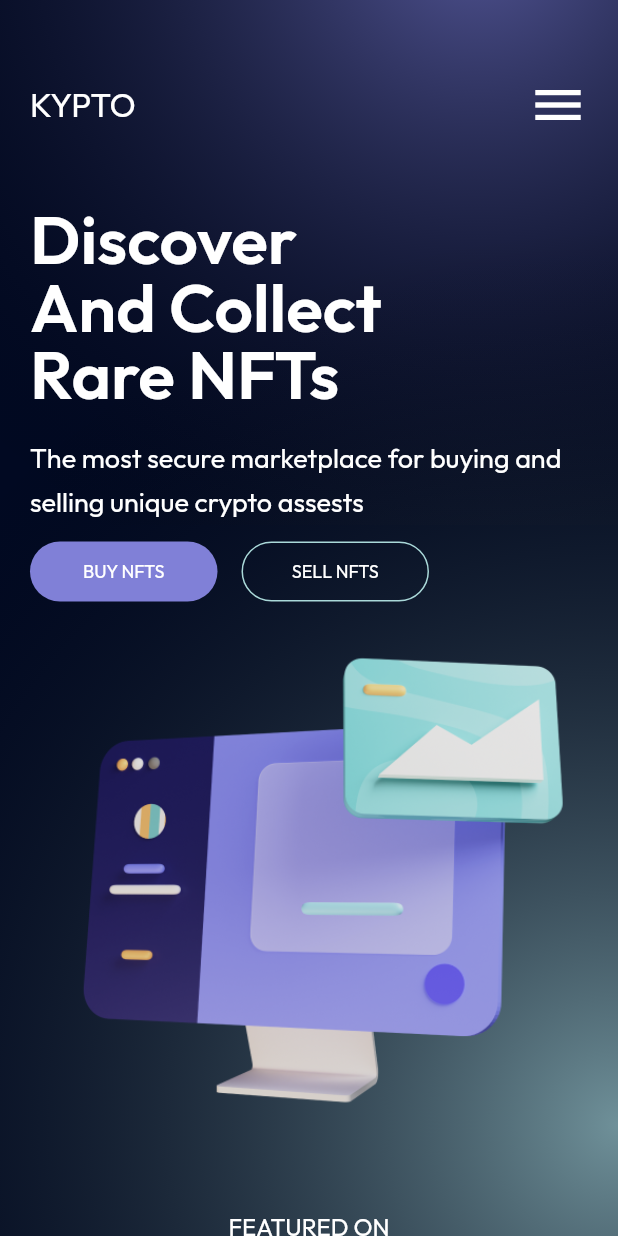
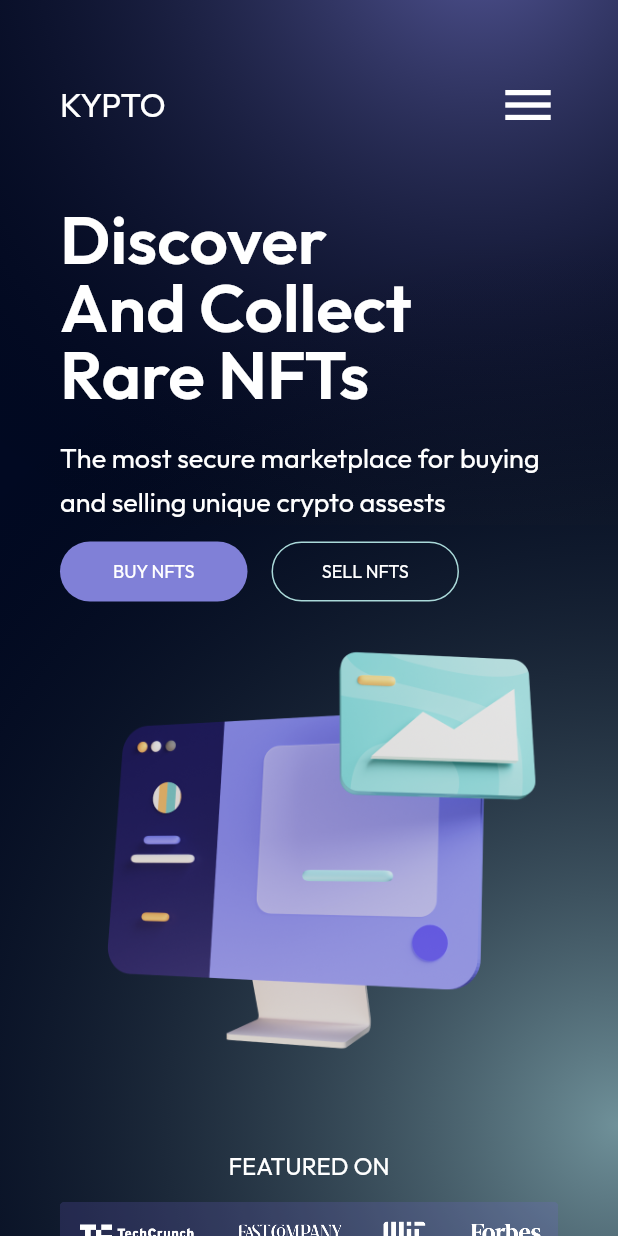
Before and after one commit to doola-dev/buy_nft, a Flutter app: the TabletScreen screen opened directly, on a phone screen of 412 x 824 dp. Run offline on Flutter 3.47's test engine with Material 2 defaults, Android fonts, the phone set to English and light mode, and no system bars; our stand-ins replace flutter_hooks, google_fonts, nb_utils; missing offline and left inert: adaptive_scrollbar.

Commit message:
feat: :art: Tablet Screen Completed

```diff
--- a/lib/responsive/screens/mobile_screen.dart
+++ b/lib/responsive/screens/mobile_screen.dart
@@ -91,7 +91,7 @@
                     const BuySellButton(),
                     ConstrainedBox(
                       constraints: const BoxConstraints(),
-                      child: Assets.icons.computer.image(scale: 1),
+                      child: Assets.icons.computer.image(scale: 1).center(),
                     ),
                     30.height,
                     Text('FEATURED ON',
@@ -102,7 +102,7 @@
                           //  fontWeight: FontWeight.med
                         )).center(),
                     14.height,
-                    Assets.images.brands.image(scale: 1.5),
+                    Assets.images.brands.image(scale: 1.5).center(),
                     50.height,
                     const Analytics(),
                     ConstrainedBox(
--- a/lib/responsive/screens/tablet_screen.dart
+++ b/lib/responsive/screens/tablet_screen.dart
@@ -94,7 +94,7 @@
                     ConstrainedBox(
                       constraints: const BoxConstraints(),
                       child: Assets.icons.computer.image(scale: 1),
-                    ),
+                    ).center(),
                     30.height,
                     Text('FEATURED ON',
                         // textAlign: TextAlign.left,
@@ -104,7 +104,7 @@
                           //  fontWeight: FontWeight.med
                         )).center(),
                     14.height,
-                    Assets.images.brands.image(scale: 1.5),
+                    Assets.images.brands.image(scale: 1.5).center(),
                     50.height,
                     const Analytics(),
                     ConstrainedBox(
@@ -129,7 +129,7 @@
                     const NewsLetter().center(),
                     40.height,
                   ],
-                ).paddingSymmetric(horizontal: 20)
+                ).paddingSymmetric(horizontal: 40)
               ],
             )
           ],
--- a/lib/widgets/home_title.dart
+++ b/lib/widgets/home_title.dart
@@ -20,7 +20,7 @@
                   fontSize: constraint.maxWidth < kMaxMobileWidth
                       ? 45
                       : constraint.maxWidth < kmaxTabWidth
-                          ? 60
+                          ? 65
                           : 80)),
           14.height,
           Text(
```
Also changed, not shown: lib/widgets/analytics_text_widget.dart (+9 -3 lines), lib/widgets/testimonials.dart (+5 -4 lines), 1 other file.
